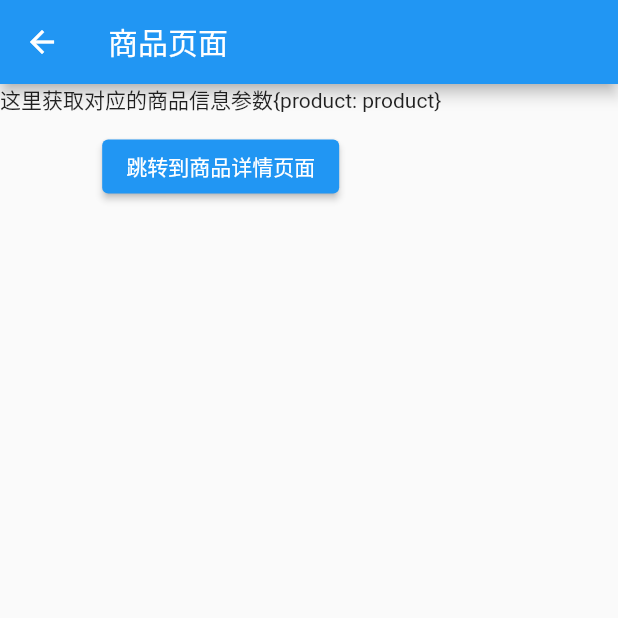
After one commit to xiaoyaole3/flutter_learn, a Flutter app: the screen it shows after launch, after a tap on "跳转到商品页面", on a phone screen of 412 x 824 dp, the top half of it. The commit adds this screen. Run offline on Flutter 3.47's test engine with Material 2 defaults, Android fonts, the phone set to English and light mode, and no system bars.

Commit message:
命名路由跳转传值

```diff
--- /dev/null
+++ b/lib/pages/Product.dart
@@ -0,0 +1,42 @@
+import 'package:flutter/material.dart';
+
+class ProductPage extends StatefulWidget {
+
+  var arguments;
+
+
+  ProductPage({this.arguments});
+
+  @override
+  State<ProductPage> createState() => _ProductPageState(arguments: arguments);
+}
+
+class _ProductPageState extends State<ProductPage> {
+  var arguments;
+
+
+  _ProductPageState({this.arguments});
+
+  @override
+  Widget build(BuildContext context) {
+    return Scaffold(
+      appBar: AppBar(
+        title: Text("商品页面"),
+      ),
+      body: Column(
+        children: [
+          Text("这里获取对应的商品信息参数${arguments ?? "null"}"),
+          SizedBox(height: 10,),
+          ElevatedButton(
+            child: Text("跳转到商品详情页面"),
+            onPressed: () {
+              Navigator.pushNamed(context, '/productInfo', arguments: {
+                "pid" : 1231
+              });
+            },
+          )
+        ],
+      )
+    );
+  }
+}
--- a/lib/pages/tabs/Home.dart
+++ b/lib/pages/tabs/Home.dart
@@ -37,6 +37,16 @@ class HomePage extends StatelessWidget {
             });
           },
         ),
+        SizedBox(height: 10,),
+        // 命名路由传值
+        ElevatedButton(
+          child: Text("跳转到商品页面"),
+          onPressed: () {
+            Navigator.pushNamed(context, '/product', arguments: {
+              "product" : "product"
+            });
+          },
+        ),
       ],
     );
   }
--- a/lib/routes/Routes.dart
+++ b/lib/routes/Routes.dart
@@ -4,11 +4,15 @@ import 'package:hello_world/pages/Tabs.dart';
 import '../tabs.dart';
 import '../pages/Form.dart';
 import '../pages/Search.dart';
+import '../pages/Product.dart';
+import '../pages/ProductInfo.dart';
 
 final routes={
   '/':(context, {arguments})=>Tabs(),
   '/form':(context, {arguments})=>FormPage(),
-  '/search': (context, {arguments})=>SearchPage(arguments: arguments)
+  '/search': (context, {arguments})=>SearchPage(arguments: arguments),
+  '/product': (context, {arguments})=>ProductPage(arguments: arguments),
+  '/productInfo': (context, {arguments})=>ProductInfoPage(arguments: arguments),
 };
 
 // 这里是声明了一个函数
```
Also changed, not shown: lib/pages/ProductInfo.dart (added, +31 -0 lines).
